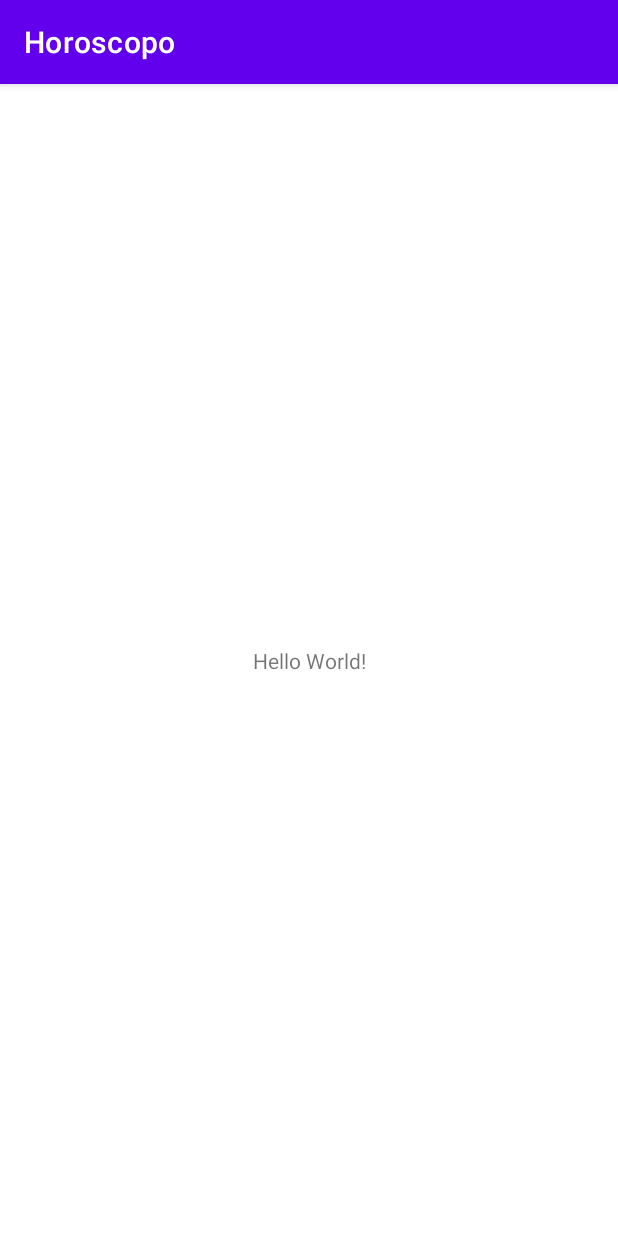
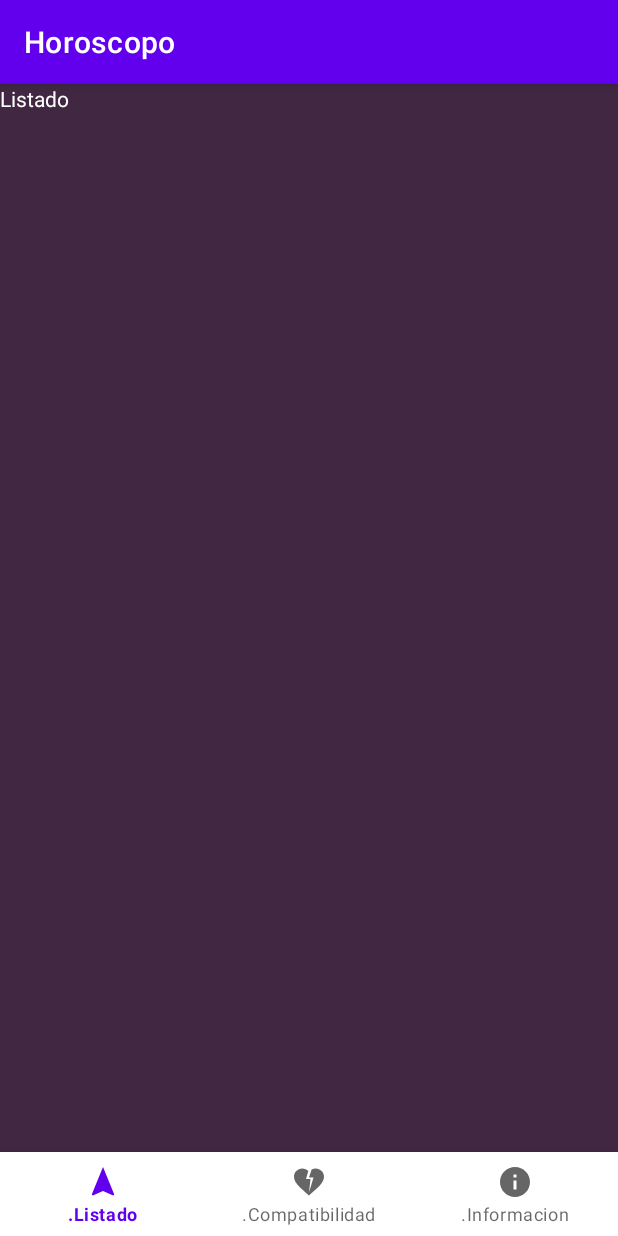
Before and after one commit to pinkifolk/horoscopo-kotlin-app, an Android app: the screen it shows after launch (MainActivity), on a phone screen of 412 x 824 dp. Run offline under Robolectric (Android 15) with nearby library versions, the phone set to English and light mode, and no system bars; our stand-ins replace navigation-ui.

Commit message:
navigation complete

```diff
--- a/app/build.gradle
+++ b/app/build.gradle
@@ -33,7 +33,7 @@ android {
 }
 
 dependencies {
-
+    def nav_version = "2.5.3"
     implementation 'androidx.core:core-ktx:1.7.0'
     implementation 'androidx.appcompat:appcompat:1.4.1'
     implementation 'com.google.android.material:material:1.5.0'
@@ -41,4 +41,8 @@ dependencies {
     testImplementation 'junit:junit:4.13.2'
     androidTestImplementation 'androidx.test.ext:junit:1.1.3'
     androidTestImplementation 'androidx.test.espresso:espresso-core:3.4.0'
+
+    // Navigation
+    implementation "androidx.navigation:navigation-fragment-ktx:$nav_version"
+    implementation "androidx.navigation:navigation-ui-ktx:$nav_version"
 }
--- a/app/src/main/AndroidManifest.xml
+++ b/app/src/main/AndroidManifest.xml
@@ -12,7 +12,7 @@
         android:theme="@style/Theme.Horoscopo"
         tools:targetApi="31">
         <activity
-            android:name=".MainActivity"
+            android:name=".ui.MainActivity"
             android:exported="true">
             <intent-filter>
                 <action android:name="android.intent.action.MAIN" />
--- a/app/src/main/java/com/example/horoscopo/MainActivity.kt
+++ /dev/null
@@ -1,11 +0,0 @@
-package com.example.horoscopo
-
-import androidx.appcompat.app.AppCompatActivity
-import android.os.Bundle
-
-class MainActivity : AppCompatActivity() {
-    override fun onCreate(savedInstanceState: Bundle?) {
-        super.onCreate(savedInstanceState)
-        setContentView(R.layout.activity_main)
-    }
-}
--- /dev/null
+++ b/app/src/main/java/com/example/horoscopo/ui/MainActivity.kt
@@ -0,0 +1,22 @@
+package com.example.horoscopo.ui
+
+import androidx.appcompat.app.AppCompatActivity
+import android.os.Bundle
+import androidx.navigation.NavController
+import androidx.navigation.fragment.NavHostFragment
+import androidx.navigation.ui.setupWithNavController
+import com.example.horoscopo.R
+import com.google.android.material.bottomnavigation.BottomNavigationView
+
+class MainActivity : AppCompatActivity() {
+    private lateinit var navController: NavController
+    override fun onCreate(savedInstanceState: Bundle?) {
+        super.onCreate(savedInstanceState)
+        setContentView(R.layout.activity_main)
+        val buttonNavigationView = findViewById<BottomNavigationView>(R.id.buttonNavView)
+        val navHostFragment = supportFragmentManager.findFragmentById(R.id.nav_host_fragment) as NavHostFragment
+        navController= navHostFragment.navController
+
+        buttonNavigationView.setupWithNavController(navController)
+    }
+}
--- /dev/null
+++ b/app/src/main/java/com/example/horoscopo/ui/compatibility/CompatibilityFragment.kt
@@ -0,0 +1,19 @@
+package com.example.horoscopo.ui.compatibility
+
+import android.os.Bundle
+import androidx.fragment.app.Fragment
+import android.view.LayoutInflater
+import android.view.View
+import android.view.ViewGroup
+import com.example.horoscopo.R
+
+
+class CompatibilityFragment : Fragment() {
+    override fun onCreateView(
+        inflater: LayoutInflater, container: ViewGroup?,
+        savedInstanceState: Bundle?
+    ): View? {
+        return inflater.inflate(R.layout.fragment_compatibility, container, false)
+    }
+
+}
--- /dev/null
+++ b/app/src/main/java/com/example/horoscopo/ui/information/InformationFragment.kt
@@ -0,0 +1,18 @@
+package com.example.horoscopo.ui.information
+
+import android.os.Bundle
+import androidx.fragment.app.Fragment
+import android.view.LayoutInflater
+import android.view.View
+import android.view.ViewGroup
+import com.example.horoscopo.R
+class InformationFragment : Fragment() {
+
+    override fun onCreateView(
+        inflater: LayoutInflater, container: ViewGroup?,
+        savedInstanceState: Bundle?
+    ): View? {
+        return inflater.inflate(R.layout.fragment_information, container, false)
+    }
+
+}
--- /dev/null
+++ b/app/src/main/java/com/example/horoscopo/ui/list/ListFragment.kt
@@ -0,0 +1,18 @@
+package com.example.horoscopo.ui.list
+
+import android.os.Bundle
+import androidx.fragment.app.Fragment
+import android.view.LayoutInflater
+import android.view.View
+import android.view.ViewGroup
+import com.example.horoscopo.R
+class ListFragment : Fragment() {
+
+    override fun onCreateView(
+        inflater: LayoutInflater, container: ViewGroup?,
+        savedInstanceState: Bundle?
+    ): View? {
+        return inflater.inflate(R.layout.fragment_list, container, false)
+    }
+
+}
--- /dev/null
+++ b/app/src/main/res/drawable/ico_compability.xml
@@ -0,0 +1,5 @@
+<vector android:height="24dp" android:tint="#000000"
+    android:viewportHeight="24" android:viewportWidth="24"
+    android:width="24dp" xmlns:android="http://schemas.android.com/apk/res/android">
+    <path android:fillColor="@android:color/white" android:pathData="M16.5,3c-0.96,0 -1.9,0.25 -2.73,0.69L12,9h3l-3,10l1,-9h-3l1.54,-5.39C10.47,3.61 9.01,3 7.5,3C4.42,3 2,5.42 2,8.5c0,4.13 4.16,7.18 10,12.5c5.47,-4.94 10,-8.26 10,-12.5C22,5.42 19.58,3 16.5,3z"/>
+</vector>
--- /dev/null
+++ b/app/src/main/res/drawable/ico_information.xml
@@ -0,0 +1,5 @@
+<vector android:height="24dp" android:tint="#000000"
+    android:viewportHeight="24" android:viewportWidth="24"
+    android:width="24dp" xmlns:android="http://schemas.android.com/apk/res/android">
+    <path android:fillColor="@android:color/white" android:pathData="M12,2C6.48,2 2,6.48 2,12s4.48,10 10,10 10,-4.48 10,-10S17.52,2 12,2zM13,17h-2v-6h2v6zM13,9h-2L11,7h2v2z"/>
+</vector>
--- /dev/null
+++ b/app/src/main/res/drawable/ico_nav.xml
@@ -0,0 +1,5 @@
+<vector android:height="24dp" android:tint="#000000"
+    android:viewportHeight="24" android:viewportWidth="24"
+    android:width="24dp" xmlns:android="http://schemas.android.com/apk/res/android">
+    <path android:fillColor="@android:color/white" android:pathData="M12,2L4.5,20.29l0.71,0.71L12,18l6.79,3 0.71,-0.71z"/>
+</vector>
--- a/app/src/main/res/layout/activity_main.xml
+++ b/app/src/main/res/layout/activity_main.xml
@@ -4,15 +4,31 @@
     xmlns:tools="http://schemas.android.com/tools"
     android:layout_width="match_parent"
     android:layout_height="match_parent"
-    tools:context=".MainActivity">
+    tools:context=".ui.MainActivity">
 
-    <TextView
-        android:layout_width="wrap_content"
+    <androidx.fragment.app.FragmentContainerView
+        android:layout_width="0dp"
+        android:id="@+id/nav_host_fragment"
+        android:layout_height="0dp"
+        android:name="androidx.navigation.fragment.NavHostFragment"
+        app:layout_constraintBottom_toTopOf="@id/buttonNavView"
+        app:layout_constraintEnd_toEndOf="parent"
+        app:layout_constraintStart_toStartOf="parent"
+        app:defaultNavHost="true"
+        app:navGraph="@navigation/nav_graph"
+        app:layout_constraintTop_toTopOf="parent">
+
+    </androidx.fragment.app.FragmentContainerView>
+
+    <com.google.android.material.bottomnavigation.BottomNavigationView
+        android:id="@+id/buttonNavView"
+        android:layout_width="0dp"
         android:layout_height="wrap_content"
-        android:text="Hello World!"
         app:layout_constraintBottom_toBottomOf="parent"
         app:layout_constraintEnd_toEndOf="parent"
         app:layout_constraintStart_toStartOf="parent"
-        app:layout_constraintTop_toTopOf="parent" />
+        app:menu="@menu/botton_nav_menu">
+
+    </com.google.android.material.bottomnavigation.BottomNavigationView>
 
 </androidx.constraintlayout.widget.ConstraintLayout>
--- /dev/null
+++ b/app/src/main/res/layout/fragment_compatibility.xml
@@ -0,0 +1,15 @@
+<?xml version="1.0" encoding="utf-8"?>
+<FrameLayout xmlns:android="http://schemas.android.com/apk/res/android"
+    xmlns:tools="http://schemas.android.com/tools"
+    android:layout_width="match_parent"
+    android:layout_height="match_parent"
+    android:background="@color/teal_200"
+    tools:context=".ui.compatibility.CompatibilityFragment">
+
+    <!-- TODO: Update blank fragment layout -->
+    <TextView
+        android:layout_width="match_parent"
+        android:layout_height="match_parent"
+        android:text="Compatibilidad" />
+
+</FrameLayout>
--- /dev/null
+++ b/app/src/main/res/layout/fragment_information.xml
@@ -0,0 +1,15 @@
+<?xml version="1.0" encoding="utf-8"?>
+<FrameLayout xmlns:android="http://schemas.android.com/apk/res/android"
+    xmlns:tools="http://schemas.android.com/tools"
+    android:layout_width="match_parent"
+    android:layout_height="match_parent"
+    android:background="@color/teal_700"
+    tools:context=".ui.information.InformationFragment">
+
+    <!-- TODO: Update blank fragment layout -->
+    <TextView
+        android:layout_width="match_parent"
+        android:layout_height="match_parent"
+        android:text="Informacion" />
+
+</FrameLayout>
--- /dev/null
+++ b/app/src/main/res/layout/fragment_list.xml
@@ -0,0 +1,14 @@
+<?xml version="1.0" encoding="utf-8"?>
+<FrameLayout xmlns:android="http://schemas.android.com/apk/res/android"
+    xmlns:tools="http://schemas.android.com/tools"
+    android:layout_width="match_parent"
+    android:layout_height="match_parent"
+    android:background="@color/material_dynamic_tertiary20"
+    tools:context=".ui.list.ListFragment">
+    <TextView
+        android:layout_width="match_parent"
+        android:layout_height="match_parent"
+        android:text="Listado"
+        android:textColor="@color/white"/>
+
+</FrameLayout>
--- /dev/null
+++ b/app/src/main/res/menu/botton_nav_menu.xml
@@ -0,0 +1,16 @@
+<?xml version="1.0" encoding="utf-8"?>
+<menu xmlns:android="http://schemas.android.com/apk/res/android">
+    <item
+        android:id="@+id/ListFragment"
+        android:icon="@drawable/ico_nav"
+        android:title=".Listado" />
+    <item
+        android:id="@+id/compatibilityFragment"
+        android:icon="@drawable/ico_compability"
+        android:title=".Compatibilidad" />
+    <item
+        android:id="@+id/InformationFragment"
+        android:icon="@drawable/ico_information"
+        android:title=".Informacion" />
+
+</menu>
--- /dev/null
+++ b/app/src/main/res/navigation/nav_graph.xml
@@ -0,0 +1,22 @@
+<?xml version="1.0" encoding="utf-8"?>
+<navigation xmlns:android="http://schemas.android.com/apk/res/android"
+    xmlns:app="http://schemas.android.com/apk/res-auto"
+    xmlns:tools="http://schemas.android.com/tools"
+    android:id="@+id/nav_graph"
+    app:startDestination="@id/ListFragment">
+    <fragment
+        android:id="@+id/ListFragment"
+        android:name="com.example.horoscopo.ui.list.ListFragment"
+        android:label="fragment_list"
+        tools:layout="@layout/fragment_list" />
+    <fragment
+        android:id="@+id/compatibilityFragment"
+        android:name="com.example.horoscopo.ui.compatibility.CompatibilityFragment"
+        android:label="fragment_compatibility"
+        tools:layout="@layout/fragment_compatibility" />
+    <fragment
+        android:id="@+id/InformationFragment"
+        android:name="com.example.horoscopo.ui.information.InformationFragment"
+        android:label="fragment_information"
+        tools:layout="@layout/fragment_information" />
+</navigation>
--- a/app/src/main/res/values/strings.xml
+++ b/app/src/main/res/values/strings.xml
@@ -1,3 +1,5 @@
 <resources>
     <string name="app_name">Horoscopo</string>
+    <!-- TODO: Remove or change this placeholder text -->
+    <string name="hello_blank_fragment">Hello blank fragment</string>
 </resources>
```
